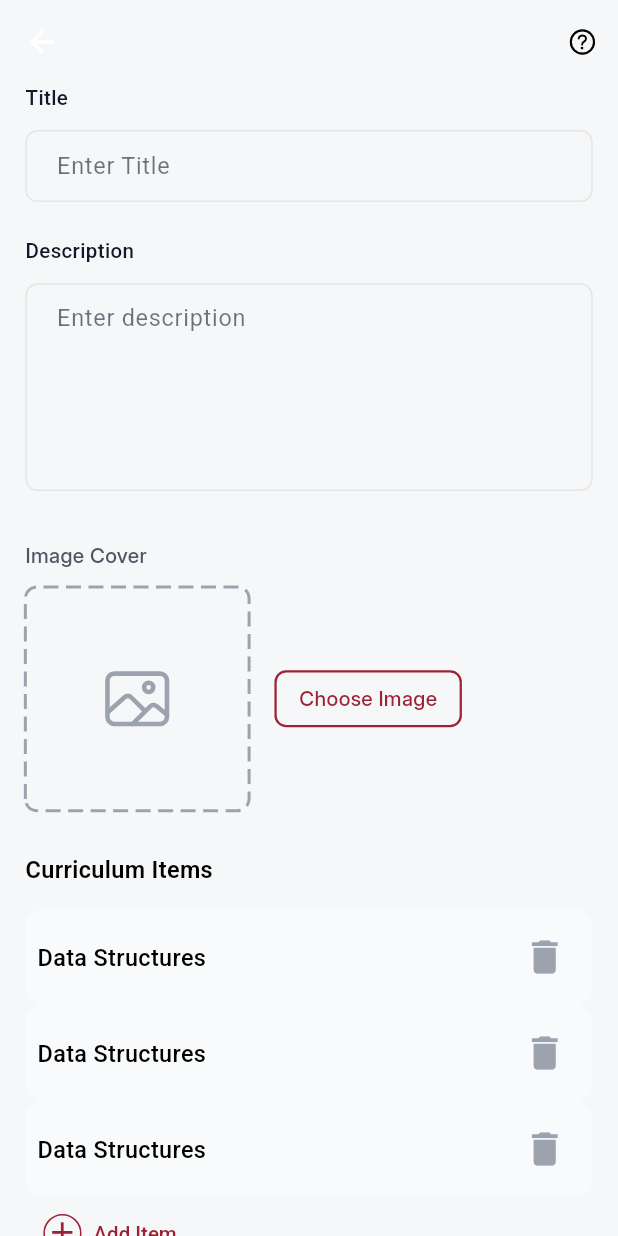
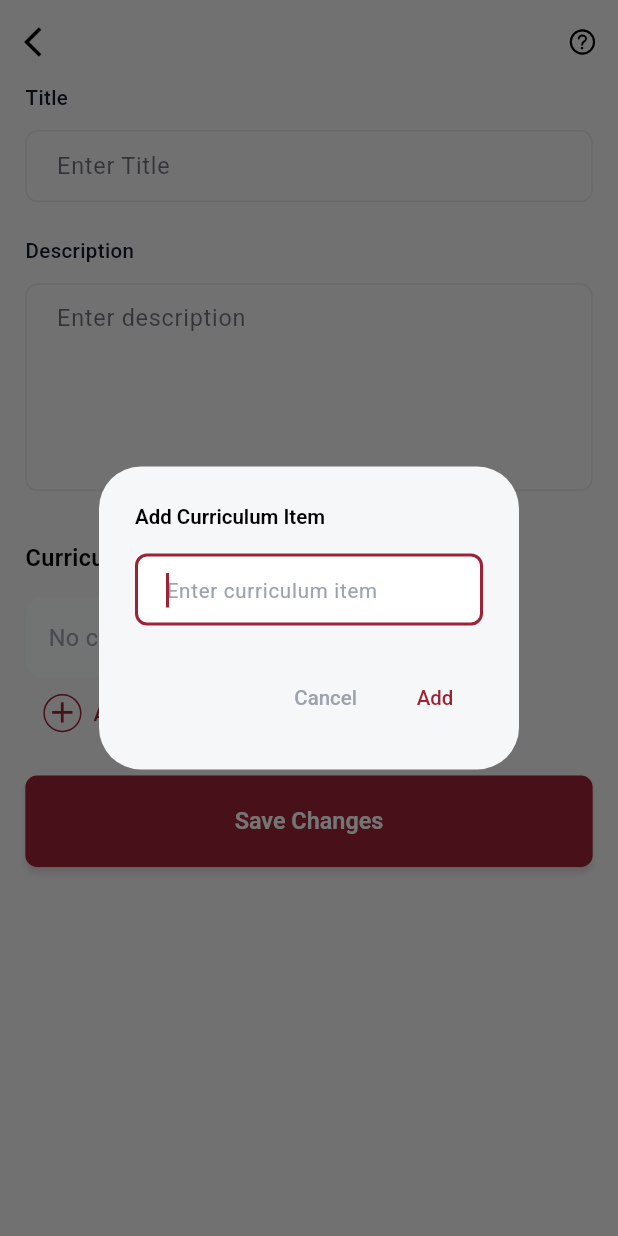
Before and after one commit to Mahmoudelnagar5/ITI---Graduation-Project, a Flutter app: the AddItemView screen opened by its route, after a tap on "Add Item", on a phone screen of 412 x 824 dp. Run offline on Flutter 3.47's test engine with Material 3 defaults, Android fonts, the phone set to English and light mode, and no system bars; drawn by our look-alikes of dotted_border; our stand-ins replace cloud_firestore, device_preview, firebase_core, flutter_bloc, flutter_screenutil, flutter_svg and 5 more; accounts and stored records are empty.

Commit message:
feat(add-item): Refactor add item view with Bloc integration and improved UI components
- Replaced the previous static UI with a dynamic Bloc-based implementation for managing state.
- Added functionality to show success and error messages upon item addition.
- Enhanced the add item dialog for better user interaction.
- Updated the curriculum item list to reflect real-time changes and allow item deletion.
- Improved the title and description input fields to use controllers from the Bloc state management.

```diff
--- a/lib/main.dart
+++ b/lib/main.dart
@@ -6,13 +6,11 @@ import 'package:final_project_iti/core/routing/route_export.dart';
 import 'package:final_project_iti/core/theme/theme_manager.dart';
 import 'package:final_project_iti/firebase_options.dart';
 import 'package:final_project_iti/l10n/app_localizations.dart';
-import 'package:final_project_iti/user/admin/features/admin_panel/presentation/pages/admin_panel_page.dart';
 import 'package:final_project_iti/user/student/features/home/presentation/manager/localization/localization_cubit.dart';
 import 'package:final_project_iti/user/student/features/home/presentation/manager/localization/localization_state.dart';
 import 'package:final_project_iti/user/student/features/home/presentation/manager/theme/app_cubit.dart';
 import 'package:final_project_iti/user/student/features/home/presentation/manager/theme/app_state.dart';
 import 'package:final_project_iti/user/student/features/splash_view/splash_view.dart';
-import 'package:final_project_iti/user/super_admin/features/add_item/presentation/views/add_item_view.dart';
 import 'package:final_project_iti/user/super_admin/features/dashboard/presentation/views/super_admin_view.dart';
 import 'package:firebase_core/firebase_core.dart';
 
@@ -24,6 +22,7 @@ void main() async {
   runApp(DevicePreview(enabled: true, builder: (context) => const MyApp()));
 }
 
+//27.0.12077973
 class MyApp extends StatelessWidget {
   const MyApp({super.key});
 
@@ -60,7 +59,7 @@ class MyApp extends StatelessWidget {
                     themeMode: AppCubit.get(context).getTheme(),
                     onGenerateRoute: AppRouter.generateRoute,
                     initialRoute: initalRouteMethod(),
-                    home: const SplashView(),
+                    home: const SuperAdminView(),
                   );
                 },
               );
--- /dev/null
+++ b/lib/user/super_admin/features/add_item/presentation/controller/add_item_cubit/add_item_cubit.dart
@@ -0,0 +1,82 @@
+import '../../../../../../../core/routing/route_export.dart';
+import '../../../data/add_item_repo.dart';
+
+part 'add_item_state.dart';
+
+class AddItemCubit extends Cubit<AddItemState> {
+  AddItemCubit() : super(AddItemInitial());
+
+  static AddItemCubit of(context) => BlocProvider.of(context);
+
+  // Controllers for text fields
+  final TextEditingController titleController = TextEditingController();
+  final TextEditingController descriptionController = TextEditingController();
+
+  // List to store curriculum items
+  List<String> curriculumItems = [];
+
+  // Add new curriculum item
+  void addCurriculumItem(String item) {
+    if (item.trim().isNotEmpty) {
+      curriculumItems.add(item.trim());
+      emit(AddItemCurriculumItemsUpdated(curriculumItems));
+    }
+  }
+
+  // Remove curriculum item
+  void removeCurriculumItem(int index) {
+    if (index >= 0 && index < curriculumItems.length) {
+      curriculumItems.removeAt(index);
+      emit(AddItemCurriculumItemsUpdated(curriculumItems));
+    }
+  }
+
+  // Clear all data
+  void clearData() {
+    titleController.clear();
+    descriptionController.clear();
+    curriculumItems.clear();
+    emit(AddItemInitial());
+  }
+
+  Future<void> addItem(String collectionName) async {
+    try {
+      emit(AddItemLoading());
+
+      // Validate inputs
+      if (titleController.text.trim().isEmpty) {
+        emit(AddItemFailure('Title is required'));
+        return;
+      }
+
+      if (descriptionController.text.trim().isEmpty) {
+        emit(AddItemFailure('Description is required'));
+        return;
+      }
+
+      if (curriculumItems.isEmpty) {
+        emit(AddItemFailure('At least one curriculum item is required'));
+        return;
+      }
+
+      await AddItemRepoImpl().addItem(
+        collectionName: collectionName,
+        title: titleController.text.trim(),
+        description: descriptionController.text.trim(),
+        contents: curriculumItems,
+      );
+
+      emit(AddItemSuccess());
+      clearData(); // Clear form after successful save
+    } catch (e) {
+      emit(AddItemFailure(e.toString()));
+    }
+  }
+
+  @override
+  Future<void> close() {
+    titleController.dispose();
+    descriptionController.dispose();
+    return super.close();
+  }
+}
--- /dev/null
+++ b/lib/user/super_admin/features/add_item/presentation/controller/add_item_cubit/add_item_state.dart
@@ -0,0 +1,20 @@
+part of 'add_item_cubit.dart';
+
+@immutable
+sealed class AddItemState {}
+
+class AddItemInitial extends AddItemState {}
+
+class AddItemLoading extends AddItemState {}
+
+class AddItemSuccess extends AddItemState {}
+
+class AddItemFailure extends AddItemState {
+  final String error;
+  AddItemFailure(this.error);
+}
+
+class AddItemCurriculumItemsUpdated extends AddItemState {
+  final List<String> items;
+  AddItemCurriculumItemsUpdated(this.items);
+}
--- a/lib/user/super_admin/features/add_item/presentation/views/add_item_view.dart
+++ b/lib/user/super_admin/features/add_item/presentation/views/add_item_view.dart
@@ -1,20 +1,59 @@
 import 'package:final_project_iti/core/routing/route_export.dart';
-import 'package:final_project_iti/user/super_admin/features/add_item/presentation/widgets/Cover_image_section.dart';
 import 'package:final_project_iti/user/super_admin/features/add_item/presentation/widgets/add_item_app_bar.dart';
 import 'package:final_project_iti/user/super_admin/features/add_item/presentation/widgets/title_and_description_section.dart';
+import 'package:final_project_iti/user/super_admin/features/add_item/presentation/controller/add_item_cubit/add_item_cubit.dart';
 
 import '../widgets/add_item_button.dart';
 import '../widgets/curriculum_item_list_view.dart';
-import '../widgets/notification_bottom_sheet.dart';
 
 class AddItemView extends StatelessWidget {
   const AddItemView({super.key});
   @override
   Widget build(BuildContext context) {
     final title = ModalRoute.of(context)?.settings.arguments as String?;
+    return BlocProvider(
+      create: (context) => AddItemCubit(),
+      child: BlocConsumer<AddItemCubit, AddItemState>(
+        listener: (context, state) {
+          if (state is AddItemSuccess) {
+            ScaffoldMessenger.of(context).showSnackBar(
+              SnackBar(
+                content: Center(
+                  child: FittedBox(
+                    fit: BoxFit.scaleDown,
+                    child: Text(
+                      'Track added successfully!',
+                      style: AppTextStyles.textStyleMedium14.copyWith(
+                        color: Colors.white,
+                      ),
+                    ),
+                  ),
+                ),
+                backgroundColor: Colors.green,
+              ),
+            );
+            Navigator.of(context).pop();
+          } else if (state is AddItemFailure) {
+            ScaffoldMessenger.of(context).showSnackBar(
+              SnackBar(
+                content: Text(
+                  state.error,
+                  style: AppTextStyles.textStyleMedium14.copyWith(
+                    color: Colors.white,
+                  ),
+                ),
+                backgroundColor: Colors.red,
+              ),
+            );
+          }
+        },
+        builder: (context, state) {
+          final cubit = AddItemCubit.of(context);
           return Scaffold(
             appBar: AddItemAppBar(title: title),
-      body: SingleChildScrollView(
+            body: Stack(
+              children: [
+                SingleChildScrollView(
                   physics: const BouncingScrollPhysics(),
                   child: Padding(
                     padding: EdgeInsets.symmetric(horizontal: 16.0.w),
@@ -23,8 +62,8 @@ class AddItemView extends StatelessWidget {
                       children: [
                         const TitleAndDescriptionSection(),
                         Gap(34.h),
-              const CoverImageSection(),
-              const Gap(28),
+                        // const CoverImageSection(),
+                        // const Gap(28),
                         Text(
                           'Curriculum Items',
                           style: AppTextStyles.textStyleMedium14.copyWith(
@@ -36,18 +75,28 @@ class AddItemView extends StatelessWidget {
                         Gap(16.h),
                         const CurriculumItemListView(),
                         const AddItemButton(),
-              Gap(16.h),
+                        Gap(18.h),
                         SendNotificationButton(
                           label: 'Save Changes',
-                onPressed: () {
-                  NotificationBottomSheet.show(context);
-                },
+                          onPressed: state is AddItemLoading
+                              ? null
+                              : () => cubit.addItem(title ?? ''),
                         ),
                         Gap(16.h),
                       ],
                     ),
                   ),
                 ),
+                if (state is AddItemLoading)
+                  Container(
+                    color: Colors.black.withOpacity(0.3),
+                    child: const Center(child: CircularProgressIndicator()),
+                  ),
+              ],
+            ),
+          );
+        },
+      ),
     );
   }
 }
--- a/lib/user/super_admin/features/add_item/presentation/widgets/add_item_app_bar.dart
+++ b/lib/user/super_admin/features/add_item/presentation/widgets/add_item_app_bar.dart
@@ -6,6 +6,12 @@ class AddItemAppBar extends StatelessWidget implements PreferredSizeWidget {
   @override
   Widget build(BuildContext context) {
     return AppBar(
+      leading: IconButton(
+        onPressed: () {
+          Navigator.pop(context);
+        },
+        icon: const Icon(Icons.arrow_back_ios, color: Colors.black),
+      ),
       actions: [
         Padding(
           padding: const EdgeInsets.only(right: 12.0),
--- a/lib/user/super_admin/features/add_item/presentation/widgets/add_item_button.dart
+++ b/lib/user/super_admin/features/add_item/presentation/widgets/add_item_button.dart
@@ -1,12 +1,68 @@
 import '../../../../../../core/routing/route_export.dart';
+import 'package:final_project_iti/user/super_admin/features/add_item/presentation/controller/add_item_cubit/add_item_cubit.dart';
 
 class AddItemButton extends StatelessWidget {
   const AddItemButton({super.key});
 
+  void _showAddItemDialog(BuildContext context) {
+    final TextEditingController itemController = TextEditingController();
+    final cubit = AddItemCubit.of(context);
+
+    showDialog(
+      context: context,
+      builder: (BuildContext context) {
+        return AlertDialog(
+          title: Text(
+            'Add Curriculum Item',
+            style: AppTextStyles.textStyleMedium14.copyWith(
+              fontWeight: FontWeight.w600,
+              color: AppColors.black,
+            ),
+          ),
+          content: TextField(
+            controller: itemController,
+            decoration: InputDecoration(
+              hintText: 'Enter curriculum item',
+              border: OutlineInputBorder(
+                borderRadius: BorderRadius.circular(8),
+              ),
+            ),
+            autofocus: true,
+          ),
+          actions: [
+            TextButton(
+              onPressed: () => Navigator.of(context).pop(),
+              child: Text(
+                'Cancel',
+                style: AppTextStyles.textStyleMedium14.copyWith(
+                  color: AppColors.lightHintTextField,
+                ),
+              ),
+            ),
+            TextButton(
+              onPressed: () {
+                if (itemController.text.trim().isNotEmpty) {
+                  cubit.addCurriculumItem(itemController.text.trim());
+                  Navigator.of(context).pop();
+                }
+              },
+              child: Text(
+                'Add',
+                style: AppTextStyles.textStyleMedium14.copyWith(
+                  color: AppColors.mainColorStart,
+                ),
+              ),
+            ),
+          ],
+        );
+      },
+    );
+  }
+
   @override
   Widget build(BuildContext context) {
     return TextButton.icon(
-      onPressed: () {},
+      onPressed: () => _showAddItemDialog(context),
       icon: Container(
         decoration: BoxDecoration(
           shape: BoxShape.circle,
@@ -23,7 +79,5 @@ class AddItemButton extends StatelessWidget {
         ),
       ),
     );
-    //
-    // onPressed: onPressed, child: child)
   }
 }
--- a/lib/user/super_admin/features/add_item/presentation/widgets/curriculum_item_container.dart
+++ b/lib/user/super_admin/features/add_item/presentation/widgets/curriculum_item_container.dart
@@ -1,30 +1,41 @@
 import '../../../../../../core/routing/route_export.dart';
 
 class CurriculumItemContainer extends StatelessWidget {
-  const CurriculumItemContainer({super.key});
+  const CurriculumItemContainer({
+    super.key,
+    required this.item,
+    required this.index,
+    required this.onDelete,
+  });
+
+  final String item;
+  final int index;
+  final VoidCallback onDelete;
 
   @override
   Widget build(BuildContext context) {
     return Container(
+      margin: EdgeInsets.only(bottom: 8.h),
       padding: const EdgeInsets.all(8),
       decoration: BoxDecoration(
         color: AppColors.addcontant,
         borderRadius: BorderRadius.circular(12),
-        boxShadow: const [],
       ),
       child: Row(
         mainAxisAlignment: MainAxisAlignment.spaceBetween,
         children: [
-          Text(
-            'Data Structures',
-            style: AppTextStyles.textStyleRegular16.copyWith(
-              fontWeight: FontWeight.w500,
-              color: AppColors.black,
-              fontSize: 16.sp,
+          Expanded(
+            child: Text(
+              item,
+              style: AppTextStyles.textStyleRegular16.copyWith(
+                fontWeight: FontWeight.w500,
+                color: AppColors.black,
+                fontSize: 16.sp,
+              ),
             ),
           ),
           IconButton(
-            onPressed: () {},
+            onPressed: onDelete,
             icon: Icon(
               Icons.delete,
               color: AppColors.lightHintTextField,
--- a/lib/user/super_admin/features/add_item/presentation/widgets/curriculum_item_list_view.dart
+++ b/lib/user/super_admin/features/add_item/presentation/widgets/curriculum_item_list_view.dart
@@ -1,4 +1,5 @@
 import '../../../../../../core/routing/route_export.dart';
+import 'package:final_project_iti/user/super_admin/features/add_item/presentation/controller/add_item_cubit/add_item_cubit.dart';
 import 'curriculum_item_container.dart';
 
 class CurriculumItemListView extends StatelessWidget {
@@ -6,13 +7,41 @@ class CurriculumItemListView extends StatelessWidget {
 
   @override
   Widget build(BuildContext context) {
-    return ListView.builder(
-      padding: EdgeInsets.zero,
-      itemCount: 3,
-      shrinkWrap: true,
-      physics: const NeverScrollableScrollPhysics(),
-      itemBuilder: (context, index) {
-        return const CurriculumItemContainer();
+    return BlocBuilder<AddItemCubit, AddItemState>(
+      builder: (context, state) {
+        final cubit = AddItemCubit.of(context);
+        final items = cubit.curriculumItems;
+
+        if (items.isEmpty) {
+          return Container(
+            padding: EdgeInsets.all(16.r),
+            decoration: BoxDecoration(
+              color: AppColors.addcontant,
+              borderRadius: BorderRadius.circular(12),
+            ),
+            child: Text(
+              'No curriculum items added yet',
+              style: AppTextStyles.textStyleRegular16.copyWith(
+                color: AppColors.lightHintTextField,
+              ),
+              textAlign: TextAlign.center,
+            ),
+          );
+        }
+
+        return ListView.builder(
+          padding: EdgeInsets.zero,
+          itemCount: items.length,
+          shrinkWrap: true,
+          physics: const NeverScrollableScrollPhysics(),
+          itemBuilder: (context, index) {
+            return CurriculumItemContainer(
+              item: items[index],
+              index: index,
+              onDelete: () => cubit.removeCurriculumItem(index),
+            );
+          },
+        );
       },
     );
   }
--- a/lib/user/super_admin/features/add_item/presentation/widgets/title_and_description_section.dart
+++ b/lib/user/super_admin/features/add_item/presentation/widgets/title_and_description_section.dart
@@ -1,22 +1,33 @@
-
 import 'package:final_project_iti/core/routing/route_export.dart';
+import 'package:final_project_iti/user/super_admin/features/add_item/presentation/controller/add_item_cubit/add_item_cubit.dart';
 
 class TitleAndDescriptionSection extends StatelessWidget {
   const TitleAndDescriptionSection({super.key});
 
   @override
   Widget build(BuildContext context) {
+    return BlocBuilder<AddItemCubit, AddItemState>(
+      builder: (context, state) {
+        final cubit = AddItemCubit.of(context);
         return Column(
           children: [
             const TextFieldTitle(title: 'Title'),
             Gap(11.h),
-        const AppTextFormField(hintText: 'Enter Title'),
+            AppTextFormField(
+              controller: cubit.titleController,
+              hintText: 'Enter Title',
+            ),
             Gap(24.h),
             const TextFieldTitle(title: 'Description'),
             Gap(11.h),
-
-        const AppTextFormField(hintText: 'Enter description', maxLines: 5),
+            AppTextFormField(
+              controller: cubit.descriptionController,
+              hintText: 'Enter description',
+              maxLines: 5,
+            ),
           ],
+        );
+      },
     );
   }
 }
```
Also changed, not shown: lib/user/super_admin/features/add_item/data/add_item_repo.dart (added, +35 -0 lines), lib/user/super_admin/features/add_item/data/models/track_model.dart (added, +13 -0 lines). Lines whose indentation alone changed are shown as unchanged.
